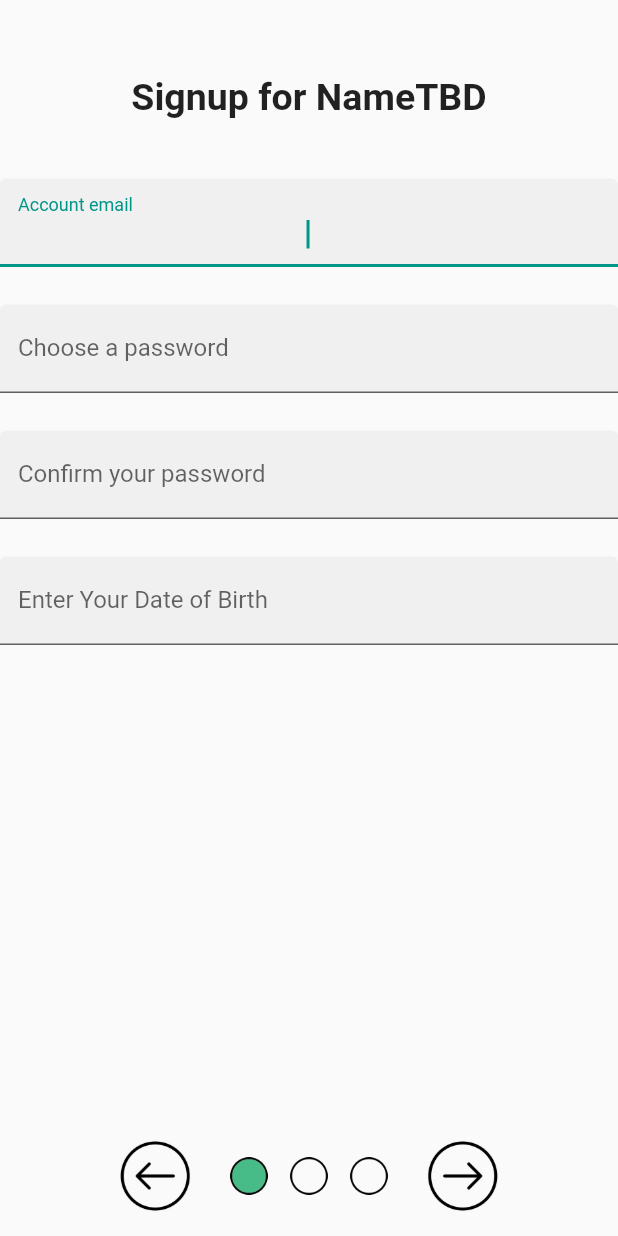
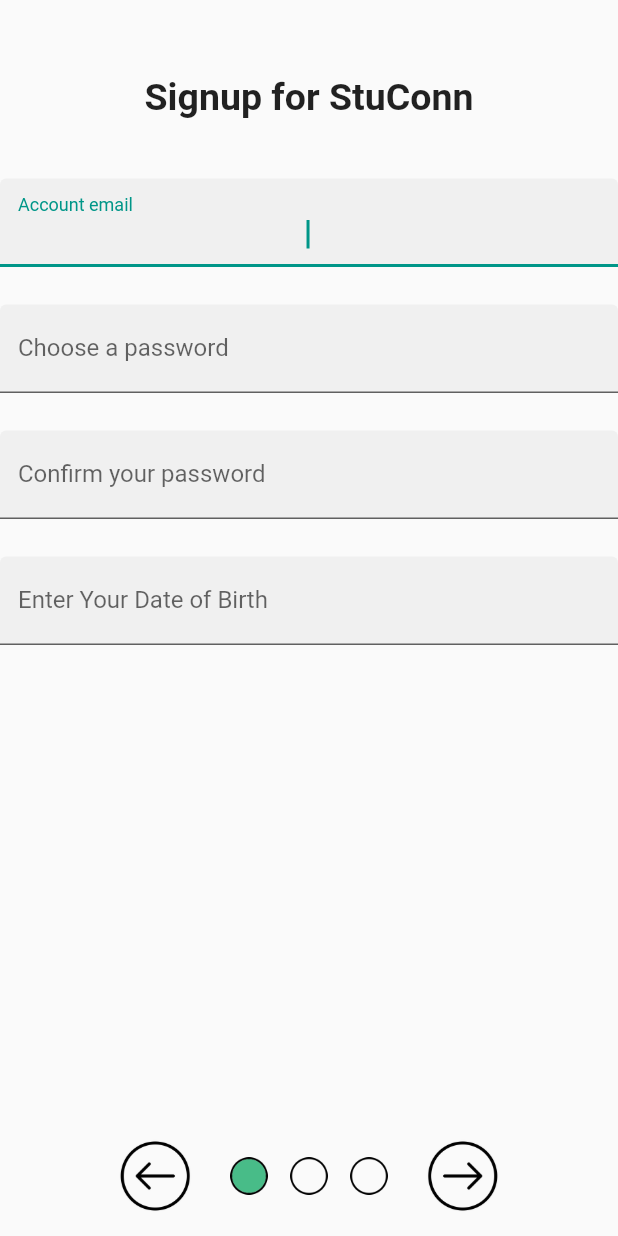
Before and after one commit to ElijahMSmith/StudentConnectionPlatformFrontEnd, a Flutter app: the SignupForm screen opened by its route, on a phone screen of 412 x 824 dp. Run offline on Flutter 3.47's test engine with Material 2 defaults, Android fonts, the phone set to English and light mode, and no system bars; our stand-ins replace fluttertoast, image_cropper, image_picker, shared_preferences, socket_io_client; missing offline and left inert: autocomplete_textfield; accounts and stored records are empty; project files that could hold a hidden picture were left out.

```diff
--- a/student_connection_platform_frontend/lib/main.dart
+++ b/student_connection_platform_frontend/lib/main.dart
@@ -6,7 +6,7 @@ import 'pages/signin.dart';
 import 'pages/signup.dart';
 import 'pages_by_leo/models/account.dart';
 
-final String appName = "NameTBD";
+final String appName = "StuConn";
 
 // Will be updated with filled version when signin or signup finishes
 Account _userAccount = Account.empty();
```
Also changed, not shown: student_connection_platform_frontend/lib/constants.dart (line endings or trailing spaces), student_connection_platform_frontend/pubspec.lock, 70 other files.
